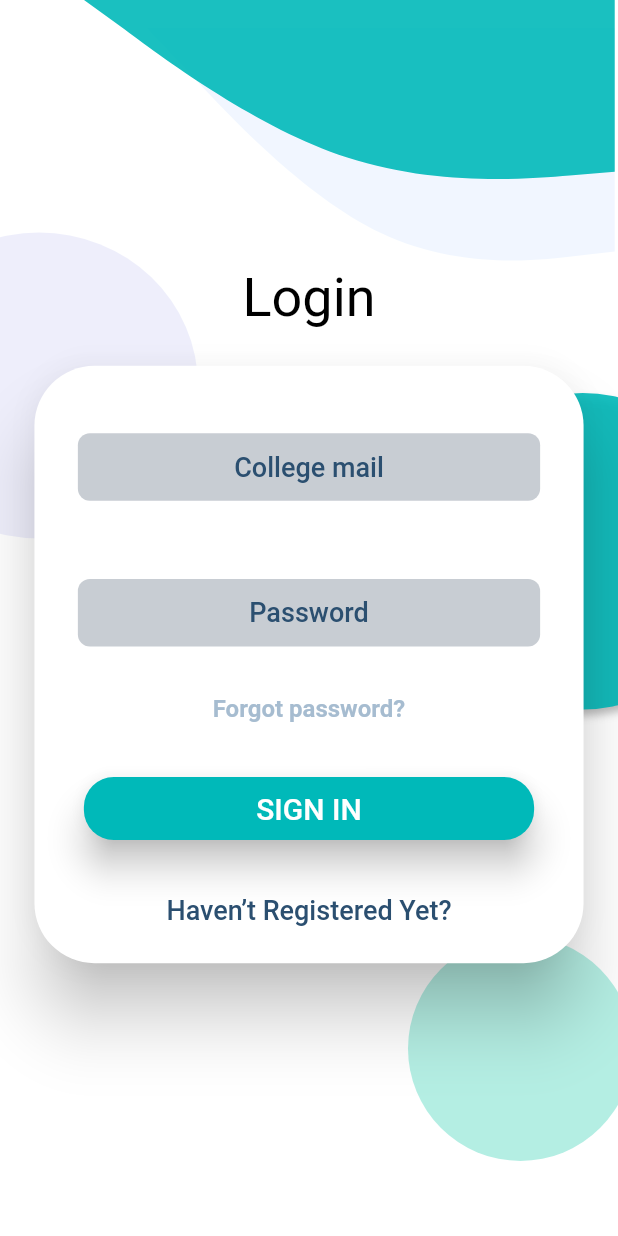
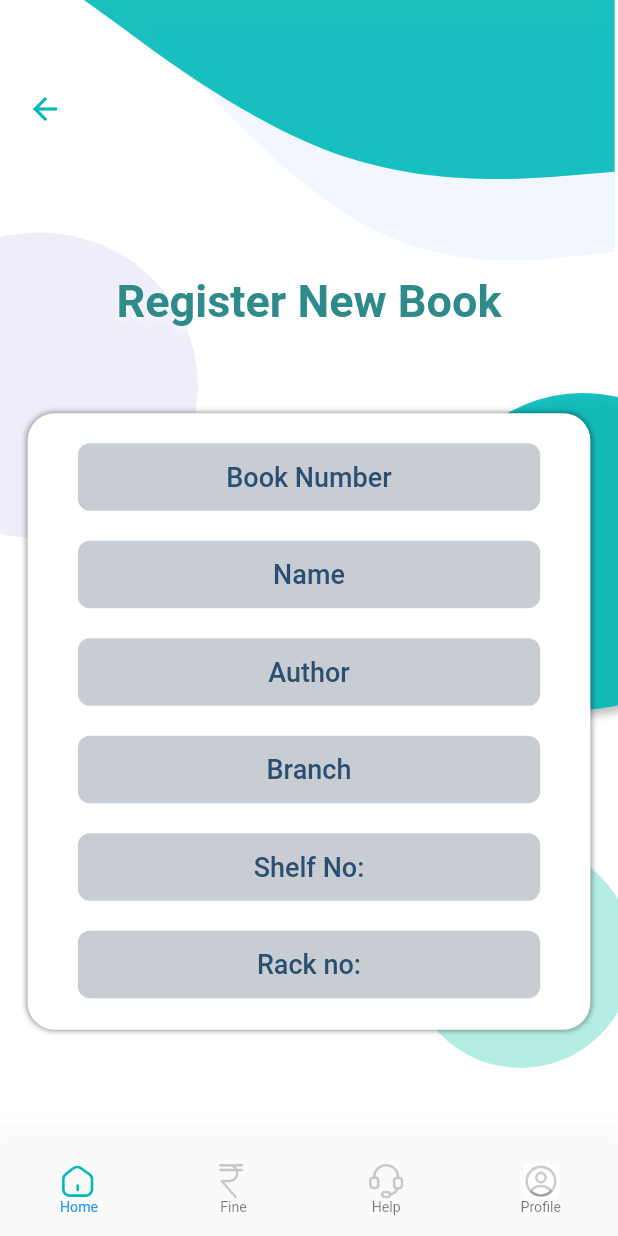
Before and after one commit to jyothir10/bibliotheca_admin, a Flutter app: the screen it shows after launch, on a phone screen of 412 x 824 dp. Run offline on Flutter 3.47's test engine with Material 2 defaults, Android fonts, the light colour scheme and no system bars; drawn by our look-alikes of modal_progress_hud_nsn; our stand-ins replace firebase_auth, firebase_core, flutter_svg; accounts and stored records are empty; Roboto replaces fonts that are missing (Montserrat, SFUIText).

Commit message:
add new books

```diff
--- /dev/null
+++ b/lib/Screens/AddBookScreen.dart
@@ -0,0 +1,152 @@
+import 'package:bibliotheca_admin/Components/Background.dart';
+import 'package:bibliotheca_admin/Components/BottomBar.dart';
+import 'package:bibliotheca_admin/Components/LoginScreenTextfiled.dart';
+import 'package:bibliotheca_admin/Screens/DashBoardScreen.dart';
+import 'package:flutter/material.dart';
+
+import '../constants.dart';
+
+class AddBookScreen extends StatefulWidget {
+  const AddBookScreen({Key? key}) : super(key: key);
+  static const String id = '/addbook';
+
+  @override
+  State<AddBookScreen> createState() => _AddBookScreenState();
+}
+
+class _AddBookScreenState extends State<AddBookScreen> {
+  TextEditingController namecontroller = TextEditingController();
+  TextEditingController authorcontroller = TextEditingController();
+  TextEditingController isbncontroller = TextEditingController();
+  TextEditingController genrecontroller = TextEditingController();
+  TextEditingController shelfcontroller = TextEditingController();
+  TextEditingController rackcontroller = TextEditingController();
+
+  @override
+  Widget build(BuildContext context) {
+    return WillPopScope(
+      onWillPop: () async {
+        Navigator.pushReplacementNamed(context, DashBoardScreen.id);
+        return false;
+      },
+      child: Scaffold(
+        bottomNavigationBar: const BottomBar(
+          index: 0,
+        ),
+        body: Stack(
+          children: [
+            Background(),
+            SafeArea(
+                child: Padding(
+              padding: const EdgeInsets.symmetric(horizontal: 18, vertical: 12),
+              child: Column(
+                mainAxisAlignment: MainAxisAlignment.spaceEvenly,
+                children: [
+                  Row(
+                    mainAxisAlignment: MainAxisAlignment.start,
+                    children: [
+                      InkWell(
+                        onTap: () {
+                          Navigator.pop(context);
+                        },
+                        child: Icon(
+                          Icons.arrow_back,
+                          color: primaryColour,
+                        ),
+                      ),
+                    ],
+                  ),
+                  MediaQuery.of(context).viewInsets.bottom == 0
+                      ? Padding(
+                          padding: const EdgeInsets.only(top: 50),
+                          child: const Text(
+                            'Register New Book',
+                            style: TextStyle(
+                              color: Color(0xff2f8a8a),
+                              fontSize: 30,
+                              fontFamily: 'Montserrat',
+                              fontWeight: FontWeight.w600,
+                              shadows: [
+                                BoxShadow(
+                                  color: Color(0x7fffffff),
+                                  offset: Offset(0, 4),
+                                  blurRadius: 4,
+                                  spreadRadius: 0,
+                                ),
+                              ],
+                            ),
+                          ),
+                        )
+                      : Container(),
+                  Padding(
+                    padding: const EdgeInsets.only(top: 9, bottom: 15),
+                    child: SingleChildScrollView(
+                      child: Container(
+                        width: MediaQuery.of(context).size.width * .91062,
+                        decoration: BoxDecoration(
+                          color: Colors.white,
+                          borderRadius: BorderRadius.circular(18),
+                          boxShadow: [
+                            BoxShadow(
+                              color: Color(0x7f000000),
+                              blurRadius: 3,
+                              spreadRadius: 0,
+                            ),
+                          ],
+                        ),
+                        child: Padding(
+                          padding: const EdgeInsets.only(bottom: 21),
+                          child: Column(
+                            mainAxisAlignment: MainAxisAlignment.spaceEvenly,
+                            children: [
+                              LoginScreenTextField(
+                                  text: "Book Number",
+                                  onchanged: (value) {},
+                                  type: TextInputType.text,
+                                  obscure: false,
+                                  mycontroller: isbncontroller),
+                              LoginScreenTextField(
+                                  text: "Name",
+                                  onchanged: (value) {},
+                                  type: TextInputType.text,
+                                  obscure: false,
+                                  mycontroller: namecontroller),
+                              LoginScreenTextField(
+                                  text: "Author",
+                                  onchanged: (value) {},
+                                  type: TextInputType.name,
+                                  obscure: false,
+                                  mycontroller: authorcontroller),
+                              LoginScreenTextField(
+                                  text: "Branch",
+                                  onchanged: (value) {},
+                                  type: TextInputType.text,
+                                  obscure: false,
+                                  mycontroller: genrecontroller),
+                              LoginScreenTextField(
+                                  text: "Shelf No:",
+                                  onchanged: (value) {},
+                                  type: TextInputType.number,
+                                  obscure: false,
+                                  mycontroller: shelfcontroller),
+                              LoginScreenTextField(
+                                  text: "Rack no:",
+                                  onchanged: (value) {},
+                                  type: TextInputType.number,
+                                  obscure: false,
+                                  mycontroller: rackcontroller),
+                            ],
+                          ),
+                        ),
+                      ),
+                    ),
+                  ),
+                ],
+              ),
+            ))
+          ],
+        ),
+      ),
+    );
+  }
+}
--- a/lib/main.dart
+++ b/lib/main.dart
@@ -1,3 +1,4 @@
+import 'package:bibliotheca_admin/Screens/AddBookScreen.dart';
 import 'package:bibliotheca_admin/Screens/DashBoardScreen.dart';
 import 'package:bibliotheca_admin/Screens/LoginScreen.dart';
 import 'package:firebase_core/firebase_core.dart';
@@ -24,11 +25,12 @@
     ]);
     return MaterialApp(
       debugShowCheckedModeBanner: false,
-      initialRoute: SplashScreen.id,
+      initialRoute: AddBookScreen.id,
       routes: {
         SplashScreen.id: (context) => SplashScreen(),
         LoginScreen.id: (context) => LoginScreen(),
         DashBoardScreen.id: (context) => DashBoardScreen(),
+        AddBookScreen.id: (context) => AddBookScreen(),
       },
     );
   }
```
